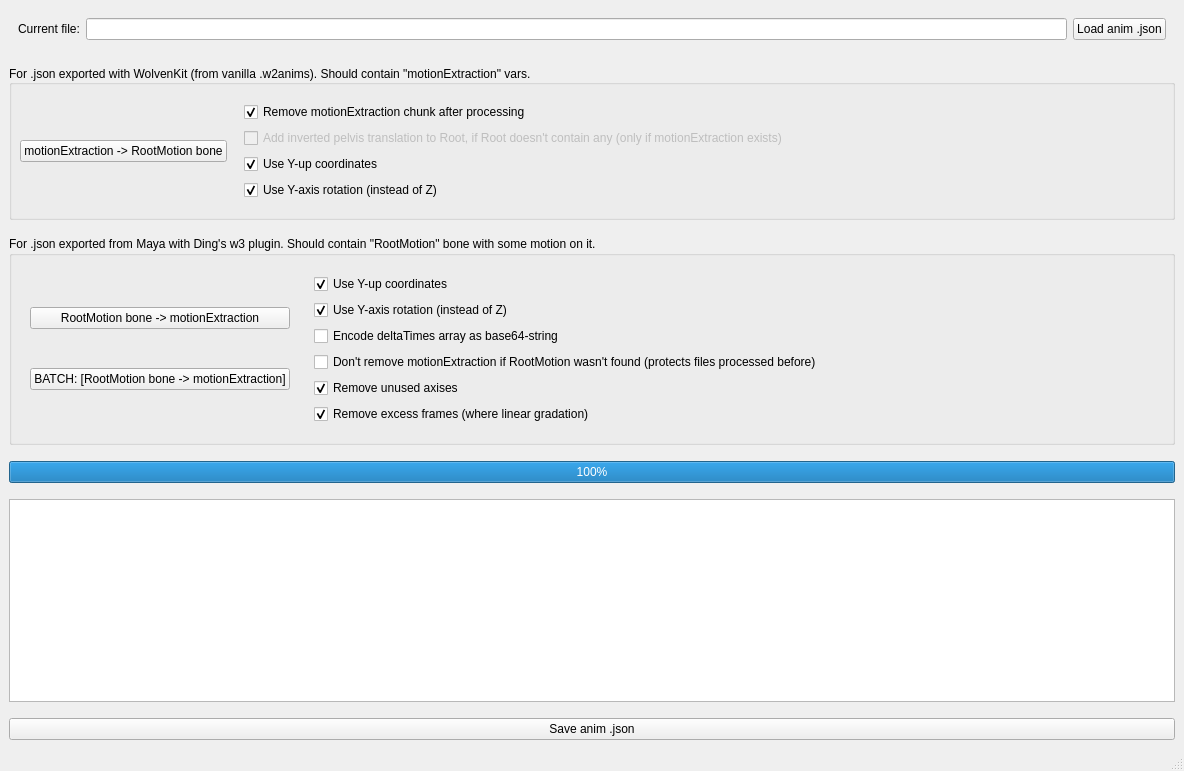
Old version of the form source/W3MayaAnimUtil.ui in the repository nikich340/W3-Maya-AnimUtil.
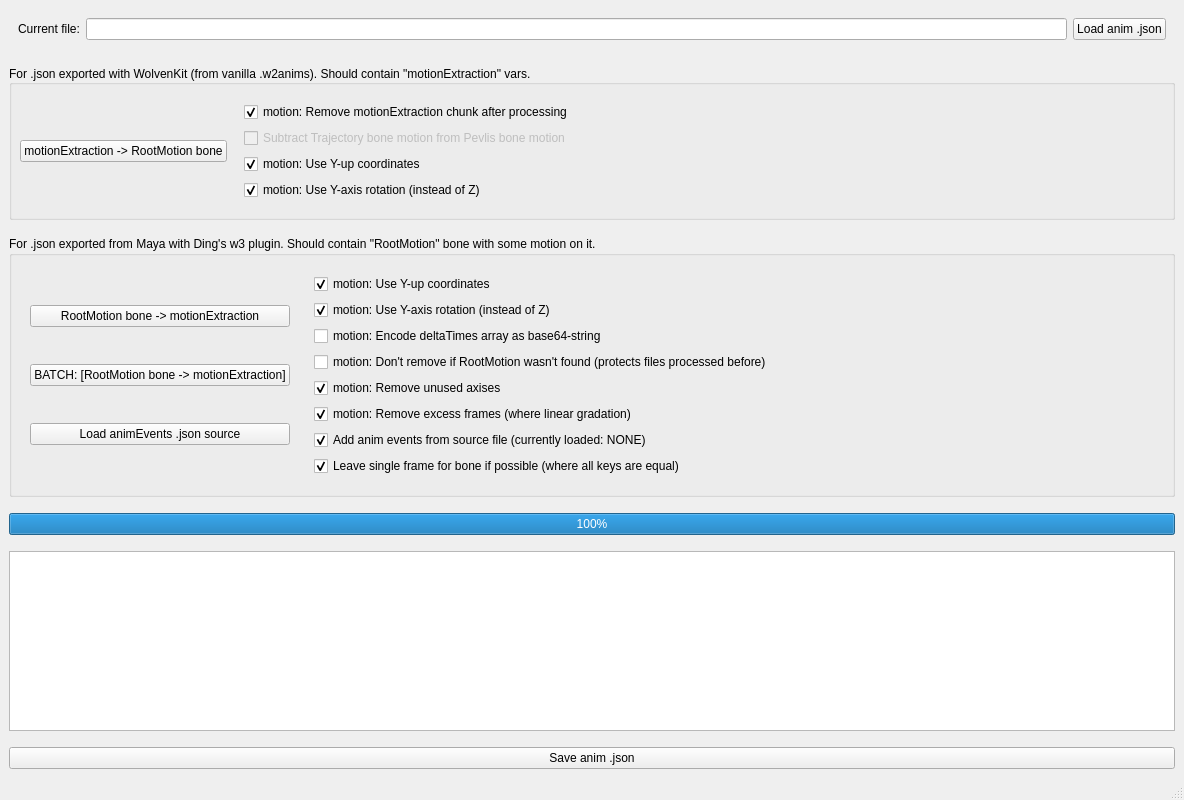
New version of the form.

Commit message: + Add support for adding anim events

```diff
--- a/source/W3MayaAnimUtil.ui
+++ b/source/W3MayaAnimUtil.ui
@@ -7,7 +7,7 @@
     <x>0</x>
     <y>0</y>
     <width>1184</width>
-    <height>771</height>
+    <height>800</height>
    </rect>
   </property>
   <property name="font">
@@ -116,7 +116,7 @@
           <item>
            <widget class="QCheckBox" name="checkRemoveMotionChunk">
             <property name="text">
-             <string>Remove motionExtraction chunk after processing</string>
+             <string>motion: Remove motionExtraction chunk after processing</string>
             </property>
             <property name="checked">
              <bool>true</bool>
@@ -132,7 +132,7 @@
              <string>Some imported anims don't have inverted motion in Root, so it has &quot;doubled&quot; motion. This option should help.</string>
             </property>
             <property name="text">
-             <string>Add inverted pelvis translation to Root, if Root doesn't contain any (only if motionExtraction exists)</string>
+             <string>Subtract Trajectory bone motion from Pevlis bone motion</string>
             </property>
             <property name="checkable">
              <bool>true</bool>
@@ -142,7 +142,7 @@
           <item>
            <widget class="QCheckBox" name="checkSwapYZpos">
             <property name="text">
-             <string>Use Y-up coordinates</string>
+             <string>motion: Use Y-up coordinates</string>
             </property>
             <property name="checked">
              <bool>true</bool>
@@ -152,7 +152,7 @@
           <item>
            <widget class="QCheckBox" name="checkUseYRot">
             <property name="text">
-             <string>Use Y-axis rotation (instead of Z)</string>
+             <string>motion: Use Y-axis rotation (instead of Z)</string>
             </property>
             <property name="checked">
              <bool>true</bool>
@@ -206,6 +206,13 @@
             </property>
            </widget>
           </item>
+          <item>
+           <widget class="QPushButton" name="buttonLoadEventsSource">
+            <property name="text">
+             <string>Load animEvents .json source</string>
+            </property>
+           </widget>
+          </item>
          </layout>
         </widget>
        </item>
@@ -215,7 +222,7 @@
           <item>
            <widget class="QCheckBox" name="checkSwapYZpos_2">
             <property name="text">
-             <string>Use Y-up coordinates</string>
+             <string>motion: Use Y-up coordinates</string>
             </property>
             <property name="checked">
              <bool>true</bool>
@@ -225,7 +232,7 @@
           <item>
            <widget class="QCheckBox" name="checkUseYRot2">
             <property name="text">
-             <string>Use Y-axis rotation (instead of Z)</string>
+             <string>motion: Use Y-axis rotation (instead of Z)</string>
             </property>
             <property name="checked">
              <bool>true</bool>
@@ -235,14 +242,14 @@
           <item>
            <widget class="QCheckBox" name="checkBase64">
             <property name="text">
-             <string>Encode deltaTimes array as base64-string</string>
+             <string>motion: Encode deltaTimes array as base64-string</string>
             </property>
            </widget>
           </item>
           <item>
            <widget class="QCheckBox" name="checkIgnoreEmptyRootMotion">
             <property name="text">
-             <string>Don't remove motionExtraction if RootMotion wasn't found (protects files processed before)</string>
+             <string>motion: Don't remove if RootMotion wasn't found (protects files processed before)</string>
             </property>
             <property name="checked">
              <bool>false</bool>
@@ -252,7 +259,7 @@
           <item>
            <widget class="QCheckBox" name="checkRemoveAxises">
             <property name="text">
-             <string>Remove unused axises</string>
+             <string>motion: Remove unused axises</string>
             </property>
             <property name="checked">
              <bool>true</bool>
@@ -262,7 +269,7 @@
           <item>
            <widget class="QCheckBox" name="checkRemoveLinear">
             <property name="text">
-             <string>Remove excess frames (where linear gradation)</string>
+             <string>motion: Remove excess frames (where linear gradation)</string>
             </property>
             <property name="checkable">
              <bool>true</bool>
@@ -272,6 +279,26 @@
             </property>
            </widget>
           </item>
+          <item>
+           <widget class="QCheckBox" name="checkLoadAnimEvents">
+            <property name="text">
+             <string>Add anim events from source file (currently loaded: NONE)</string>
+            </property>
+            <property name="checked">
+             <bool>true</bool>
+            </property>
+           </widget>
+          </item>
+          <item>
+           <widget class="QCheckBox" name="checkOptimizeEqual">
+            <property name="text">
+             <string>Leave single frame for bone if possible (where all keys are equal)</string>
+            </property>
+            <property name="checked">
+             <bool>true</bool>
+            </property>
+           </widget>
+          </item>
          </layout>
         </widget>
        </item>
```
Left out of the diff: 2 changed lines with no effect on the pictures. The commit also changes 3 other files.
